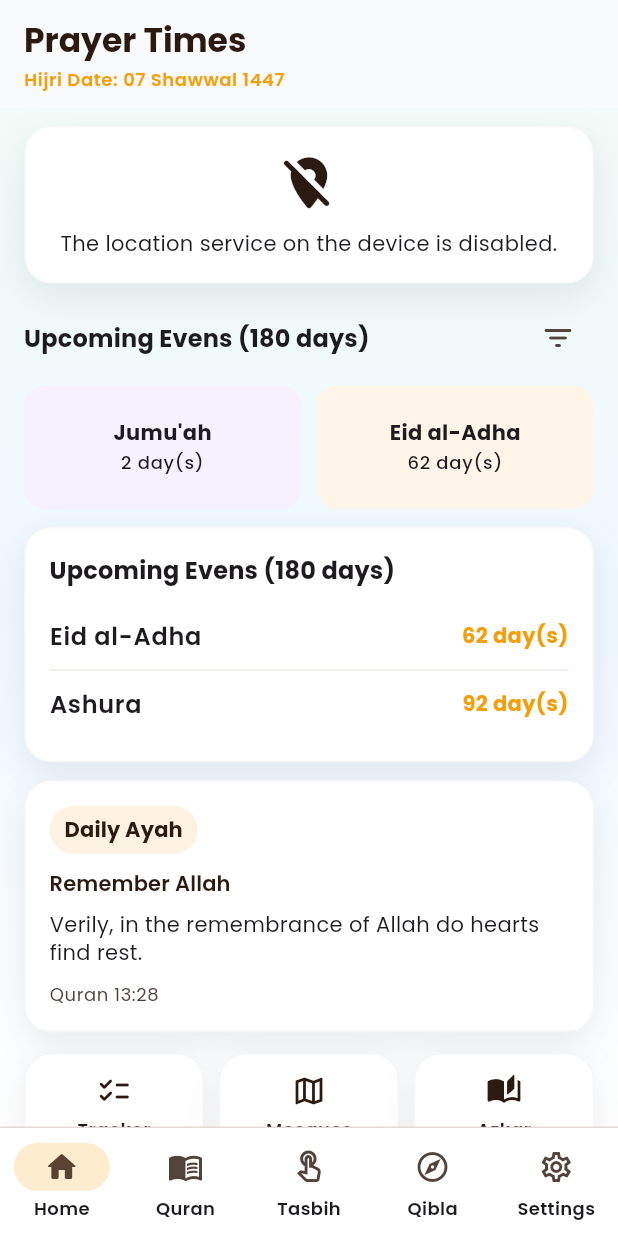
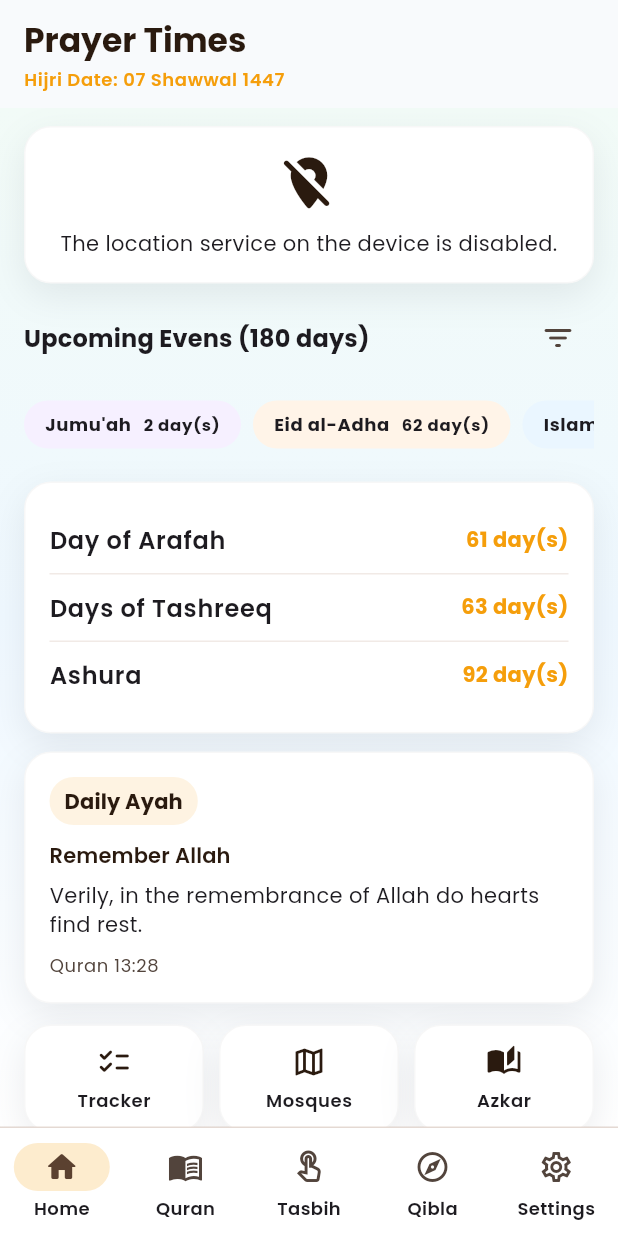
Before and after one commit to jahidjahid18/azan_new, a Flutter app: the screen it shows after launch, on a phone screen of 412 x 824 dp. Run offline on Flutter 3.47's test engine with Material 3 defaults, Android fonts, the phone set to English and light mode, and no system bars; our stand-ins replace adhan, file_picker, flutter_cache_manager, flutter_local_notifications, flutter_timezone, geocoding and 8 more; missing offline and left inert: flutter_qiblah, home_widget; accounts and stored records are empty; network calls fail; project files that could hold a hidden picture were left out.

Commit message:
Improve Upcoming Events UI and remove duplicate/type filter

```diff
--- a/lib/core/localization/app_localizations.dart
+++ b/lib/core/localization/app_localizations.dart
@@ -264,13 +264,21 @@ _localizedValues = <String, Map<String, String>>{
     'upcomingIslamicEvents': 'Upcoming Islamic Events in 6 Months',
     'upcomingEvens': 'Upcoming Evens',
     'filterEvents': 'Filter Events',
+    'eventTypes': 'Event Types',
+    'selectAtLeastOneEventType': 'Select at least one event type.',
     'daysShort': 'days',
     'apply': 'Apply',
     'cancel': 'Cancel',
     'ramadanLabel': 'Ramadan',
     'eidAlFitrLabel': 'Eid al-Fitr',
     'eidAlAdhaLabel': 'Eid al-Adha',
+    'islamicNewYearLabel': 'Islamic New Year',
     'ashuraLabel': 'Ashura',
+    'mawlidLabel': "Prophet's Birthday",
+    'israMirajLabel': "Isra and Mi'raj",
+    'midShabanLabel': "Mid-Sha'ban",
+    'dayOfArafahLabel': 'Day of Arafah',
+    'tashreeqDaysLabel': 'Days of Tashreeq',
     'jumuahLabel': "Jumu'ah",
     'eventInDays': '{days} day(s)',
     'tasbihCounter': 'Tasbih Counter',
--- a/lib/features/calendar/presentation/islamic_events_section.dart
+++ b/lib/features/calendar/presentation/islamic_events_section.dart
@@ -18,6 +18,7 @@ class _IslamicEventsSectionState extends State<IslamicEventsSection> {
   List<IslamicEventModel> _cachedEvents = <IslamicEventModel>[];
 
   static const List<int> _filterDayOptions = <int>[30, 60, 90, 180, 365];
+  static const int _maxChipEvents = 5;
 
   @override
   Widget build(BuildContext context) {
@@ -32,9 +33,16 @@ class _IslamicEventsSectionState extends State<IslamicEventsSection> {
 
     final chipEvents = filteredEvents
         .where((event) => event.showInChips)
+        .take(_maxChipEvents)
         .toList(growable: false);
+    final chipEventKeys = chipEvents
+        .map((event) => _eventKey(event))
+        .toSet();
     final listEvents = filteredEvents
-        .where((event) => event.showInMainList)
+        .where(
+          (event) =>
+              event.showInMainList && !chipEventKeys.contains(_eventKey(event)),
+        )
         .toList(growable: false);
 
     if (chipEvents.isEmpty && listEvents.isEmpty) {
@@ -63,24 +71,31 @@ class _IslamicEventsSectionState extends State<IslamicEventsSection> {
         ),
         const SizedBox(height: 8),
         if (chipEvents.isNotEmpty) ...<Widget>[
-          GridView.builder(
-            shrinkWrap: true,
-            physics: const NeverScrollableScrollPhysics(),
-            itemCount: chipEvents.length,
-            gridDelegate: const SliverGridDelegateWithFixedCrossAxisCount(
-              crossAxisCount: 2,
-              crossAxisSpacing: 10,
-              mainAxisSpacing: 10,
-              childAspectRatio: 2.25,
+          SizedBox(
+            height: 52,
+            child: SingleChildScrollView(
+              scrollDirection: Axis.horizontal,
+              child: Row(
+                children: chipEvents
+                    .asMap()
+                    .entries
+                    .map((entry) {
+                      final index = entry.key;
+                      final event = entry.value;
+                      return Padding(
+                        padding: EdgeInsets.only(
+                          right: index == chipEvents.length - 1 ? 0 : 8,
                         ),
-            itemBuilder: (context, index) {
-              final event = chipEvents[index];
-              return _EventCard(
+                        child: _EventChip(
                           title: _eventLabel(context, event.type),
                           days: event.eventDate.difference(today).inDays,
                           color: event.chipColor,
+                        ),
                       );
-            },
+                    })
+                    .toList(growable: false),
+              ),
+            ),
           ),
           const SizedBox(height: 12),
         ],
@@ -89,13 +104,6 @@ class _IslamicEventsSectionState extends State<IslamicEventsSection> {
             child: Column(
               crossAxisAlignment: CrossAxisAlignment.start,
               children: <Widget>[
-                Text(
-                  '${l10n.tr('upcomingEvens')} (${_selectedDays.toString()} ${l10n.tr('daysShort')})',
-                  style: Theme.of(context).textTheme.titleMedium?.copyWith(
-                    fontWeight: FontWeight.w700,
-                  ),
-                ),
-                const SizedBox(height: 10),
                 ...listEvents.asMap().entries.map((entry) {
                   final index = entry.key;
                   final event = entry.value;
@@ -122,13 +130,23 @@ class _IslamicEventsSectionState extends State<IslamicEventsSection> {
     return _cachedEvents;
   }
 
+  String _eventKey(IslamicEventModel event) {
+    return '${event.type.name}-${event.eventDate.toIso8601String()}';
+  }
+
   String _eventLabel(BuildContext context, IslamicEventType type) {
     final l10n = context.l10n;
     return switch (type) {
       IslamicEventType.ramadan => l10n.tr('ramadanLabel'),
       IslamicEventType.eidAlFitr => l10n.tr('eidAlFitrLabel'),
       IslamicEventType.eidAlAdha => l10n.tr('eidAlAdhaLabel'),
+      IslamicEventType.islamicNewYear => l10n.tr('islamicNewYearLabel'),
       IslamicEventType.ashura => l10n.tr('ashuraLabel'),
+      IslamicEventType.mawlid => l10n.tr('mawlidLabel'),
+      IslamicEventType.israMiraj => l10n.tr('israMirajLabel'),
+      IslamicEventType.midShaban => l10n.tr('midShabanLabel'),
+      IslamicEventType.dayOfArafah => l10n.tr('dayOfArafahLabel'),
+      IslamicEventType.tashreeqDays => l10n.tr('tashreeqDaysLabel'),
       IslamicEventType.jumuah => l10n.tr('jumuahLabel'),
     };
   }
@@ -233,7 +251,19 @@ class _IslamicEventsSectionState extends State<IslamicEventsSection> {
   }
 }
 
-enum IslamicEventType { ramadan, eidAlFitr, eidAlAdha, ashura, jumuah }
+enum IslamicEventType {
+  ramadan,
+  eidAlFitr,
+  eidAlAdha,
+  islamicNewYear,
+  ashura,
+  mawlid,
+  israMiraj,
+  midShaban,
+  dayOfArafah,
+  tashreeqDays,
+  jumuah,
+}
 
 /// Example event model used by the filtering system.
 class IslamicEventModel {
@@ -273,8 +303,8 @@ class IslamicEventsFilter {
   }
 }
 
-class _EventCard extends StatelessWidget {
-  const _EventCard({
+class _EventChip extends StatelessWidget {
+  const _EventChip({
     required this.title,
     required this.days,
     required this.color,
@@ -287,33 +317,32 @@ class _EventCard extends StatelessWidget {
   @override
   Widget build(BuildContext context) {
     final l10n = context.l10n;
-    return DecoratedBox(
+    return Container(
+      constraints: const BoxConstraints(minWidth: 120),
+      padding: const EdgeInsets.symmetric(horizontal: 14, vertical: 8),
       decoration: BoxDecoration(
         color: color,
-        borderRadius: BorderRadius.circular(14),
+        borderRadius: BorderRadius.circular(24),
       ),
-      child: Padding(
-        padding: const EdgeInsets.symmetric(horizontal: 10, vertical: 10),
-        child: Column(
-          mainAxisAlignment: MainAxisAlignment.center,
+      child: Row(
+        mainAxisSize: MainAxisSize.min,
         children: <Widget>[
           Text(
             title,
             maxLines: 1,
             overflow: TextOverflow.ellipsis,
-              textAlign: TextAlign.center,
             style: Theme.of(
               context,
-              ).textTheme.bodyMedium?.copyWith(fontWeight: FontWeight.w700),
+            ).textTheme.bodySmall?.copyWith(fontWeight: FontWeight.w700),
           ),
-            const SizedBox(height: 2),
+          const SizedBox(width: 8),
           Text(
             l10n.tr('eventInDays', <String, String>{'days': '$days'}),
-              textAlign: TextAlign.center,
-              style: Theme.of(context).textTheme.labelMedium,
+            style: Theme.of(
+              context,
+            ).textTheme.labelSmall?.copyWith(fontWeight: FontWeight.w700),
           ),
         ],
-        ),
       ),
     );
   }
@@ -374,6 +403,34 @@ class _IslamicEventsCalculator {
     final hijri = HijriCalendar.fromDate(now);
     return <IslamicEventModel>[
       IslamicEventModel(
+        type: IslamicEventType.islamicNewYear,
+        eventDate: _hijriToDate(hijri, now, month: 1, day: 1),
+        chipColor: const Color(0xFFEAF6FF),
+      ),
+      IslamicEventModel(
+        type: IslamicEventType.ashura,
+        eventDate: _hijriToDate(hijri, now, month: 1, day: 10),
+        chipColor: const Color(0xFFFCEFF2),
+        showInChips: false,
+      ),
+      IslamicEventModel(
+        type: IslamicEventType.mawlid,
+        eventDate: _hijriToDate(hijri, now, month: 3, day: 12),
+        chipColor: const Color(0xFFF2F1FF),
+      ),
+      IslamicEventModel(
+        type: IslamicEventType.israMiraj,
+        eventDate: _hijriToDate(hijri, now, month: 7, day: 27),
+        chipColor: const Color(0xFFEFFAF8),
+        showInChips: false,
+      ),
+      IslamicEventModel(
+        type: IslamicEventType.midShaban,
+        eventDate: _hijriToDate(hijri, now, month: 8, day: 15),
+        chipColor: const Color(0xFFFFF7EB),
+        showInChips: false,
+      ),
+      IslamicEventModel(
         type: IslamicEventType.ramadan,
         eventDate: _hijriToDate(hijri, now, month: 9, day: 1),
         chipColor: const Color(0xFFE8F7EF),
@@ -389,9 +446,15 @@ class _IslamicEventsCalculator {
         chipColor: const Color(0xFFFFF4E8),
       ),
       IslamicEventModel(
-        type: IslamicEventType.ashura,
-        eventDate: _hijriToDate(hijri, now, month: 1, day: 10),
-        chipColor: const Color(0xFFFCEFF2),
+        type: IslamicEventType.dayOfArafah,
+        eventDate: _hijriToDate(hijri, now, month: 12, day: 9),
+        chipColor: const Color(0xFFE8F6FF),
+        showInChips: false,
+      ),
+      IslamicEventModel(
+        type: IslamicEventType.tashreeqDays,
+        eventDate: _hijriToDate(hijri, now, month: 12, day: 11),
+        chipColor: const Color(0xFFFFF1E8),
         showInChips: false,
       ),
       IslamicEventModel(
```
Lines whose indentation alone changed are shown as unchanged.
